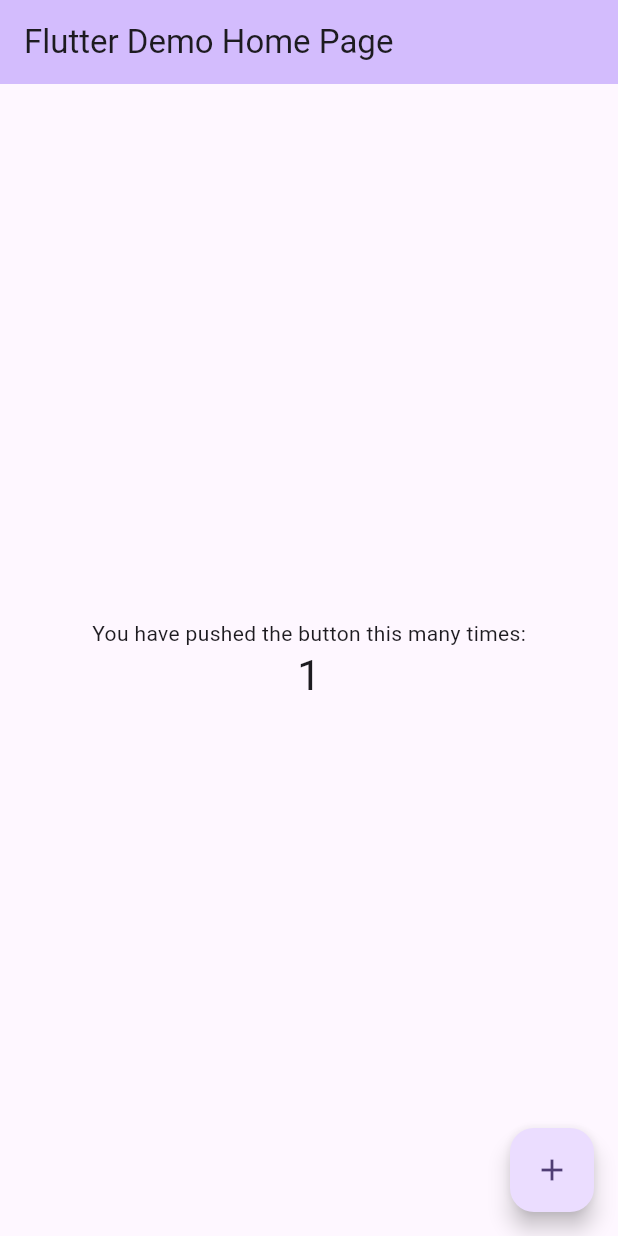
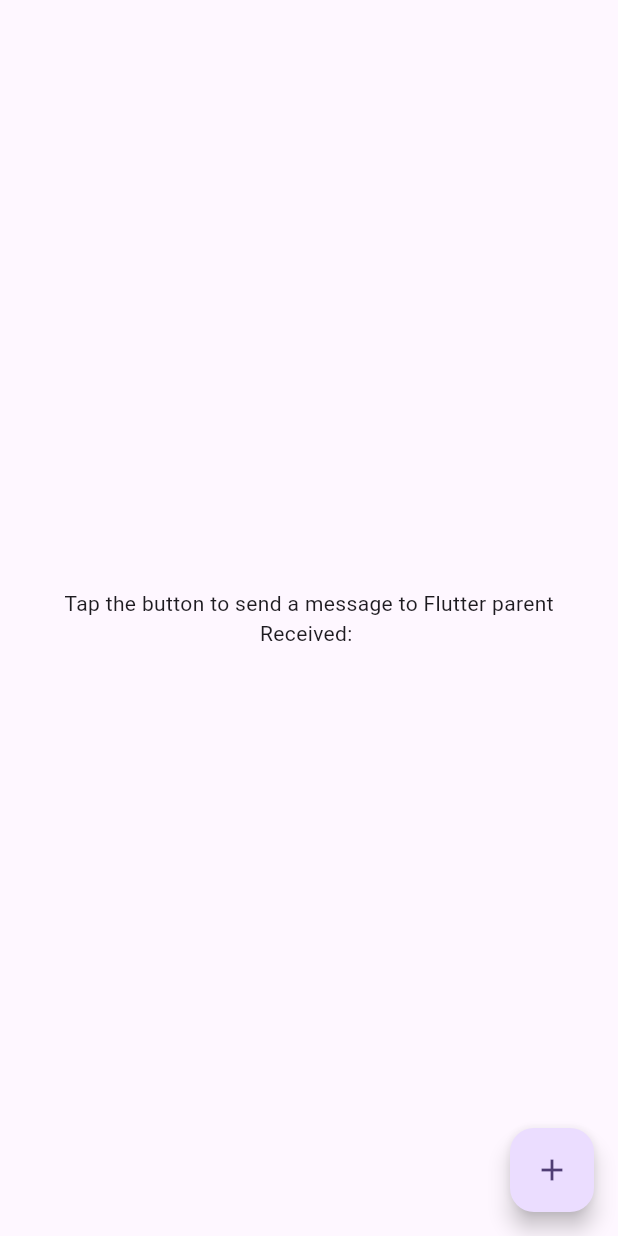
Before and after one commit to Jsmorales1415/flutter_webview, a Flutter app: the screen it shows after launch, after a tap on the "add" icon, on a phone screen of 412 x 824 dp. Run offline on Flutter 3.47's test engine with Material 3 defaults, Android fonts, the phone set to English and light mode, and no system bars; missing offline and left inert: dart:html.

Commit message:
feat: post message to parent

```diff
--- a/lib/main.dart
+++ b/lib/main.dart
@@ -1,4 +1,5 @@
 import 'package:flutter/material.dart';
+import 'dart:html' as html;
 
 void main() {
   runApp(const MyApp());
@@ -11,115 +12,61 @@ class MyApp extends StatelessWidget {
   @override
   Widget build(BuildContext context) {
     return MaterialApp(
-      title: 'Flutter Demo',
+      title: 'Webview',
       theme: ThemeData(
-        // This is the theme of your application.
-        //
-        // TRY THIS: Try running your application with "flutter run". You'll see
-        // the application has a blue toolbar. Then, without quitting the app,
-        // try changing the seedColor in the colorScheme below to Colors.green
-        // and then invoke "hot reload" (save your changes or press the "hot
-        // reload" button in a Flutter-supported IDE, or press "r" if you used
-        // the command line to start the app).
-        //
-        // Notice that the counter didn't reset back to zero; the application
-        // state is not lost during the reload. To reset the state, use hot
-        // restart instead.
-        //
-        // This works for code too, not just values: Most code changes can be
-        // tested with just a hot reload.
         colorScheme: ColorScheme.fromSeed(seedColor: Colors.deepPurple),
         useMaterial3: true,
       ),
-      home: const MyHomePage(title: 'Flutter Demo Home Page'),
+      home: const MyHomePage(),
     );
   }
 }
 
 class MyHomePage extends StatefulWidget {
-  const MyHomePage({super.key, required this.title});
-
-  // This widget is the home page of your application. It is stateful, meaning
-  // that it has a State object (defined below) that contains fields that affect
-  // how it looks.
-
-  // This class is the configuration for the state. It holds the values (in this
-  // case the title) provided by the parent (in this case the App widget) and
-  // used by the build method of the State. Fields in a Widget subclass are
-  // always marked "final".
-
-  final String title;
+  const MyHomePage({super.key});
 
   @override
   State<MyHomePage> createState() => _MyHomePageState();
 }
 
 class _MyHomePageState extends State<MyHomePage> {
-  int _counter = 0;
+  String messageReceived = '';
 
-  void _incrementCounter() {
-    setState(() {
-      // This call to setState tells the Flutter framework that something has
-      // changed in this State, which causes it to rerun the build method below
-      // so that the display can reflect the updated values. If we changed
-      // _counter without calling setState(), then the build method would not be
-      // called again, and so nothing would appear to happen.
-      _counter++;
+  void _sendMessage() {
+    html.window.parent?.postMessage('Response from Web App', '*');
+  }
+
+  @override
+  void initState() {
+    super.initState();
+    html.window.addEventListener('message', (event) {
+      html.MessageEvent msg = event as html.MessageEvent;
+
+      setState(() {
+        messageReceived = msg.data;
+      });
     });
   }
 
   @override
   Widget build(BuildContext context) {
-    // This method is rerun every time setState is called, for instance as done
-    // by the _incrementCounter method above.
-    //
-    // The Flutter framework has been optimized to make rerunning build methods
-    // fast, so that you can just rebuild anything that needs updating rather
-    // than having to individually change instances of widgets.
     return Scaffold(
-      appBar: AppBar(
-        // TRY THIS: Try changing the color here to a specific color (to
-        // Colors.amber, perhaps?) and trigger a hot reload to see the AppBar
-        // change color while the other colors stay the same.
-        backgroundColor: Theme.of(context).colorScheme.inversePrimary,
-        // Here we take the value from the MyHomePage object that was created by
-        // the App.build method, and use it to set our appbar title.
-        title: Text(widget.title),
-      ),
       body: Center(
-        // Center is a layout widget. It takes a single child and positions it
-        // in the middle of the parent.
         child: Column(
-          // Column is also a layout widget. It takes a list of children and
-          // arranges them vertically. By default, it sizes itself to fit its
-          // children horizontally, and tries to be as tall as its parent.
-          //
-          // Column has various properties to control how it sizes itself and
-          // how it positions its children. Here we use mainAxisAlignment to
-          // center the children vertically; the main axis here is the vertical
-          // axis because Columns are vertical (the cross axis would be
-          // horizontal).
-          //
-          // TRY THIS: Invoke "debug painting" (choose the "Toggle Debug Paint"
-          // action in the IDE, or press "p" in the console), to see the
-          // wireframe for each widget.
           mainAxisAlignment: MainAxisAlignment.center,
           children: <Widget>[
             const Text(
-              'You have pushed the button this many times:',
+              'Tap the button to send a message to Flutter parent',
             ),
-            Text(
-              '$_counter',
-              style: Theme.of(context).textTheme.headlineMedium,
-            ),
+            Text('Received: $messageReceived')
           ],
         ),
       ),
       floatingActionButton: FloatingActionButton(
-        onPressed: _incrementCounter,
-        tooltip: 'Increment',
+        onPressed: _sendMessage,
+        tooltip: 'Send',
         child: const Icon(Icons.add),
-      ), // This trailing comma makes auto-formatting nicer for build methods.
+      ),
     );
   }
 }
```
